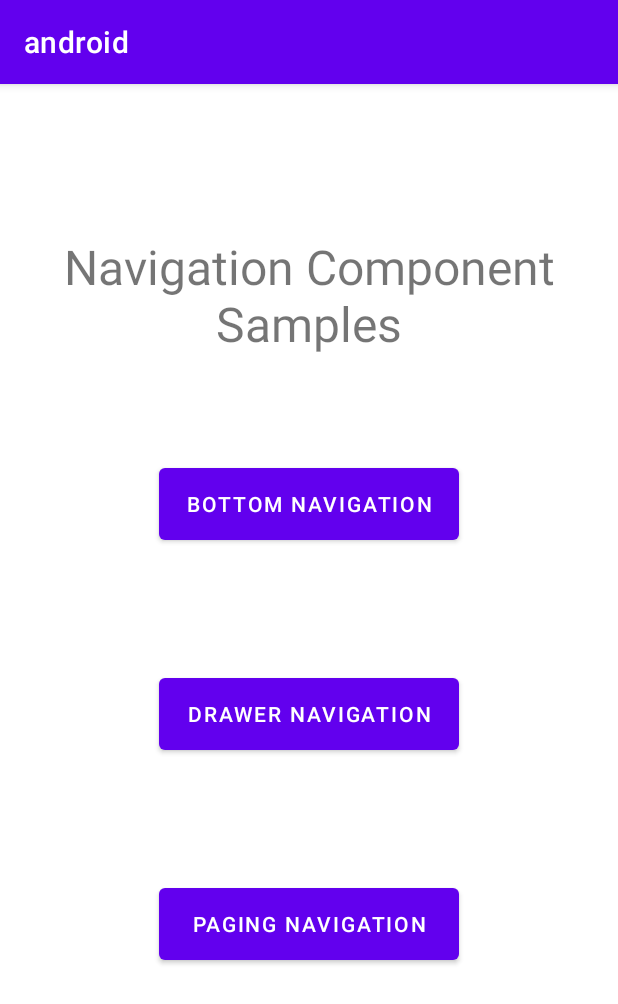
After one commit to weiraneve/android-practice, an Android app built with Jetpack Compose: the NavigationActivity screen opened directly, with no data from a screen before it, on a phone screen of 412 x 824 dp. The commit adds this screen. Shown: the top 1004 px of the screen. Run offline under Robolectric (Android 15) with nearby library versions, the phone set to English and light mode, and no system bars.

Commit message:
feat: init navigation and add some page

```diff
--- a/app/build.gradle
+++ b/app/build.gradle
@@ -79,6 +79,7 @@ dependencies {
     def room_version = "2.4.2"
     def hilt_version = "2.43.2"
     def compose_version = '1.1.0'
+    def navigation_version = '2.3.1'
 
     implementation 'androidx.core:core-ktx:1.7.0'
     implementation 'androidx.appcompat:appcompat:1.5.0'
@@ -100,6 +101,9 @@ dependencies {
     implementation "androidx.compose.ui:ui-tooling:$compose_version"
     implementation "com.google.accompanist:accompanist-appcompat-theme:0.23.1"
     implementation 'io.coil-kt:coil-compose:2.1.0'
+    implementation "androidx.navigation:navigation-runtime-ktx:$navigation_version"
+    implementation "androidx.navigation:navigation-fragment-ktx:$navigation_version"
+    implementation "androidx.navigation:navigation-ui-ktx:$navigation_version"
 
     implementation "androidx.compose.runtime:runtime-livedata:$compose_version"
     implementation "androidx.lifecycle:lifecycle-viewmodel-compose:2.5.0"
--- a/app/src/main/AndroidManifest.xml
+++ b/app/src/main/AndroidManifest.xml
@@ -32,6 +32,7 @@
         <activity android:name=".ui.SharedPreferenceActivity" />
         <activity android:name=".ui.compose.ComposeActivity" />
         <activity android:name=".ui.feed.FeedActivity" />
+        <activity android:name=".ui.navigation.NavigationActivity" />
     </application>
 
 </manifest>
--- a/app/src/main/java/com/thoughtworks/android/MainActivity.kt
+++ b/app/src/main/java/com/thoughtworks/android/MainActivity.kt
@@ -25,6 +25,7 @@ import com.thoughtworks.android.ui.LoginActivity
 import com.thoughtworks.android.ui.SharedPreferenceActivity
 import com.thoughtworks.android.ui.compose.ComposeActivity
 import com.thoughtworks.android.ui.fragment.MyFragmentActivity
+import com.thoughtworks.android.ui.navigation.NavigationActivity
 import com.thoughtworks.android.ui.recyclerview.TweetsActivity
 import com.thoughtworks.android.ui.thread.HandlerActivity
 import com.thoughtworks.android.ui.thread.RxJavaActivity
@@ -108,6 +109,7 @@ class MainActivity : AppCompatActivity() {
         generateButtonAndUI(R.string.sp, SharedPreferenceActivity::class.java)
         generateButtonAndUI(R.string.compose, ComposeActivity::class.java)
         generateButtonAndUI(R.string.feed, FeedActivity::class.java)
+        generateButtonAndUI(R.string.navigation, NavigationActivity::class.java)
     }
 
     private fun <T : AppCompatActivity> generateButtonAndUI(layoutInt: Int, java: Class<T>) {
--- /dev/null
+++ b/app/src/main/java/com/thoughtworks/android/ui/navigation/NavigationActivity.kt
@@ -0,0 +1,13 @@
+package com.thoughtworks.android.ui.navigation
+
+import android.os.Bundle
+import androidx.appcompat.app.AppCompatActivity
+import com.thoughtworks.android.R
+
+class NavigationActivity : AppCompatActivity() {
+
+    override fun onCreate(savedInstanceState: Bundle?) {
+        super.onCreate(savedInstanceState)
+        setContentView(R.layout.activity_navigation)
+    }
+}
--- /dev/null
+++ b/app/src/main/java/com/thoughtworks/android/ui/navigation/WelcomeFragment.kt
@@ -0,0 +1,31 @@
+package com.thoughtworks.android.ui.navigation
+
+import android.os.Bundle
+import android.view.LayoutInflater
+import android.view.View
+import android.view.ViewGroup
+import android.widget.Button
+import androidx.fragment.app.Fragment
+import androidx.navigation.fragment.findNavController
+import com.thoughtworks.android.R
+
+class WelcomeFragment : Fragment() {
+
+    override fun onCreateView(
+        inflater: LayoutInflater, container: ViewGroup?,
+        savedInstanceState: Bundle?
+    ): View? {
+        return inflater.inflate(R.layout.fragment_welcome, container, false)
+    }
+
+    override fun onViewCreated(view: View, savedInstanceState: Bundle?) {
+        super.onViewCreated(view, savedInstanceState)
+        val navController = findNavController()
+
+        val buttonBottomNav = view.findViewById<Button>(R.id.welcome_button_bottom_nav)
+        buttonBottomNav.setOnClickListener {
+            navController.navigate(R.id.bottom_nav)
+        }
+    }
+
+}
--- /dev/null
+++ b/app/src/main/res/layout/activity_navigation.xml
@@ -0,0 +1,9 @@
+<?xml version="1.0" encoding="utf-8"?>
+<androidx.fragment.app.FragmentContainerView xmlns:android="http://schemas.android.com/apk/res/android"
+    xmlns:app="http://schemas.android.com/apk/res-auto"
+    android:id="@+id/main_nav_container"
+    android:name="androidx.navigation.fragment.NavHostFragment"
+    android:layout_width="match_parent"
+    android:layout_height="match_parent"
+    app:defaultNavHost="true"
+    app:navGraph="@navigation/nav_graph" />
--- /dev/null
+++ b/app/src/main/res/layout/fragment_welcome.xml
@@ -0,0 +1,63 @@
+<?xml version="1.0" encoding="utf-8"?>
+<androidx.core.widget.NestedScrollView xmlns:android="http://schemas.android.com/apk/res/android"
+    xmlns:app="http://schemas.android.com/apk/res-auto"
+    xmlns:tools="http://schemas.android.com/tools"
+    android:layout_width="match_parent"
+    android:layout_height="match_parent"
+    tools:context=".ui.navigation.WelcomeFragment">
+
+    <androidx.constraintlayout.widget.ConstraintLayout
+        android:layout_width="match_parent"
+        android:layout_height="match_parent">
+
+        <com.google.android.material.textview.MaterialTextView
+            android:layout_width="wrap_content"
+            android:layout_height="wrap_content"
+            android:layout_marginTop="100dp"
+            android:gravity="center"
+            android:text="Navigation Component Samples"
+            android:textSize="32sp"
+            app:layout_constraintEnd_toEndOf="parent"
+            app:layout_constraintStart_toStartOf="parent"
+            app:layout_constraintTop_toTopOf="parent"
+            tools:ignore="HardcodedText" />
+
+        <com.google.android.material.button.MaterialButton
+            android:id="@+id/welcome_button_bottom_nav"
+            android:layout_width="200dp"
+            android:layout_height="60dp"
+            android:layout_marginTop="250dp"
+            android:text="Bottom Navigation"
+            android:theme="@style/Theme.MaterialComponents.Light"
+            app:layout_constraintEnd_toEndOf="parent"
+            app:layout_constraintStart_toStartOf="parent"
+            app:layout_constraintTop_toTopOf="parent"
+            tools:ignore="HardcodedText" />
+
+        <com.google.android.material.button.MaterialButton
+            android:id="@+id/welcome_button_drawer"
+            android:layout_width="200dp"
+            android:layout_height="60dp"
+            android:layout_marginTop="80dp"
+            android:text="Drawer Navigation"
+            android:theme="@style/Theme.MaterialComponents.Light"
+            app:layout_constraintEnd_toEndOf="parent"
+            app:layout_constraintStart_toStartOf="parent"
+            app:layout_constraintTop_toBottomOf="@+id/welcome_button_bottom_nav"
+            tools:ignore="HardcodedText" />
+
+        <com.google.android.material.button.MaterialButton
+            android:id="@+id/welcome_button_pager"
+            android:layout_width="200dp"
+            android:layout_height="60dp"
+            android:layout_marginTop="80dp"
+            android:text="Paging Navigation"
+            android:theme="@style/Theme.MaterialComponents.Light"
+            app:layout_constraintEnd_toEndOf="parent"
+            app:layout_constraintStart_toStartOf="parent"
+            app:layout_constraintTop_toBottomOf="@+id/welcome_button_drawer"
+            tools:ignore="HardcodedText" />
+
+    </androidx.constraintlayout.widget.ConstraintLayout>
+
+</androidx.core.widget.NestedScrollView>
--- /dev/null
+++ b/app/src/main/res/navigation/nav_graph.xml
@@ -0,0 +1,34 @@
+<?xml version="1.0" encoding="utf-8"?>
+<navigation xmlns:android="http://schemas.android.com/apk/res/android"
+    xmlns:app="http://schemas.android.com/apk/res-auto"
+    xmlns:tools="http://schemas.android.com/tools"
+    android:id="@+id/nav_graph"
+    app:startDestination="@id/welcome">
+
+    <fragment
+        android:id="@+id/welcome"
+        android:name="com.thoughtworks.android.ui.navigation.WelcomeFragment"
+        android:label="Welcome"
+        tools:layout="@layout/fragment_welcome" />
+
+    <fragment
+        android:id="@+id/bottom_nav"
+        android:name="com.thoughtworks.android.ui.navigation.BottomNavFragment"
+        android:label="Bottom Nav"
+        tools:layout="@layout/fragment_bottom_nav">
+        <deepLink
+            android:id="@+id/deepLink"
+            android:autoVerify="true"
+            app:uri="www.example.com/user/{userName}" />
+        <argument
+            android:name="userName"
+            app:argType="string" />
+    </fragment>
+
+    <fragment
+        android:id="@+id/settings"
+        android:name="com.thoughtworks.android.ui.navigation.SettingsFragment"
+        android:label="Settings"
+        tools:layout="@layout/fragment_settings" />
+
+</navigation>
```
Also changed, not shown: app/src/main/java/com/thoughtworks/android/ui/navigation/BottomNavFragment.kt (added, +19 -0 lines), app/src/main/java/com/thoughtworks/android/ui/navigation/SettingsFragment.kt (added, +29 -0 lines), app/src/main/res/drawable/ic_feedback.xml (added, +25 -0 lines), app/src/main/res/drawable/ic_home.xml (added, +25 -0 lines), app/src/main/res/drawable/ic_list.xml (added, +25 -0 lines), app/src/main/res/drawable/ic_settings.xml (added, +11 -0 lines), app/src/main/res/layout/fragment_bottom_nav.xml (added, +32 -0 lines), app/src/main/res/layout/fragment_settings.xml (added, +26 -0 lines), app/src/main/res/menu/bottom_nav.xml (added, +35 -0 lines), app/src/main/res/menu/toolbar.xml (added, +10 -0 lines), app/src/main/res/values/strings.xml (+9 -0 lines), 1 other file.
